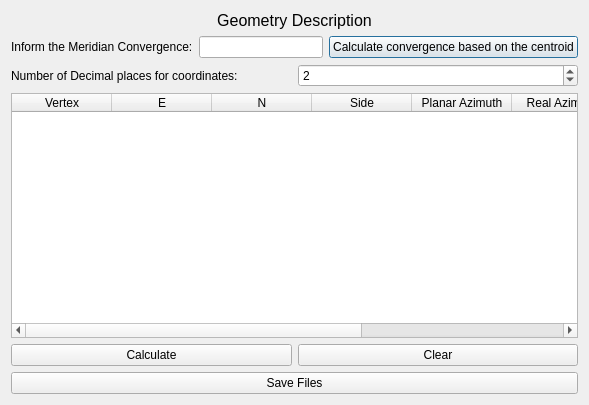
Old version of the form azimuthsAndDistances/ui_azimuthsAndDistances.ui in the repository lcoandrade/AzimuthDistanceCalculator.
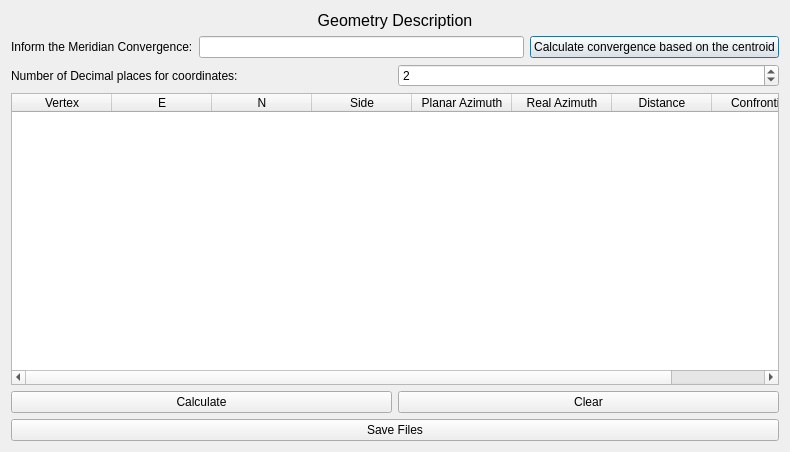
New version of the form.

Patch:
```diff
--- a/azimuthsAndDistances/ui_azimuthsAndDistances.ui
+++ b/azimuthsAndDistances/ui_azimuthsAndDistances.ui
@@ -6,8 +6,8 @@
    <rect>
     <x>0</x>
     <y>0</y>
-    <width>589</width>
-    <height>405</height>
+    <width>790</width>
+    <height>452</height>
    </rect>
   </property>
   <property name="windowTitle">
```
